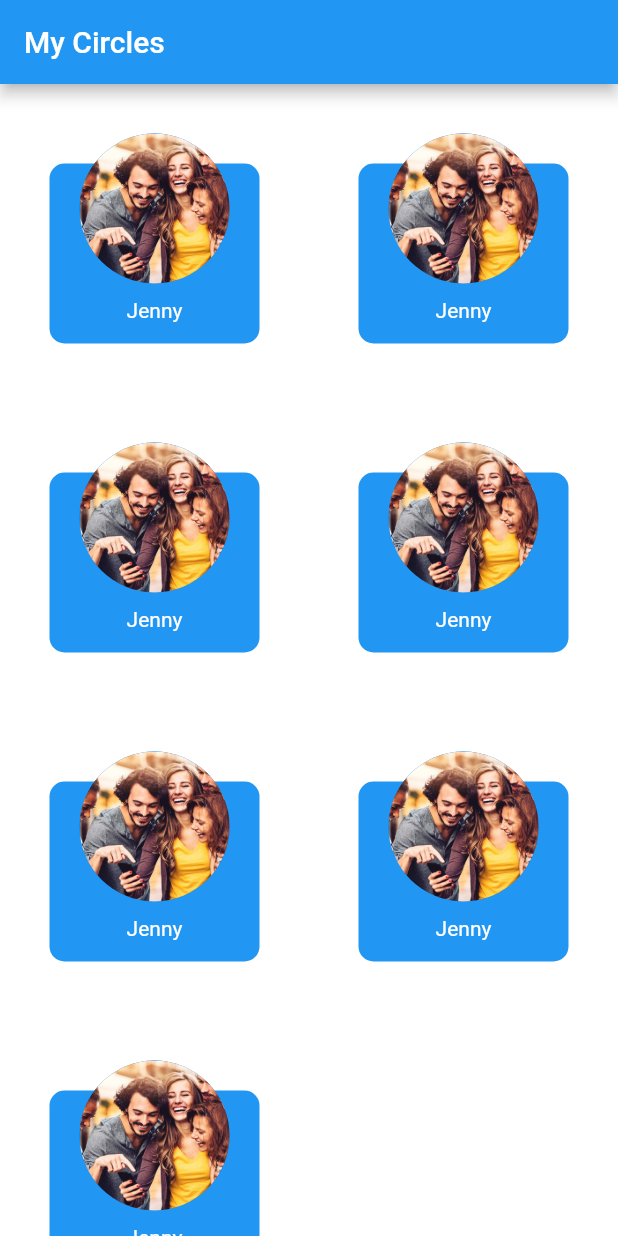
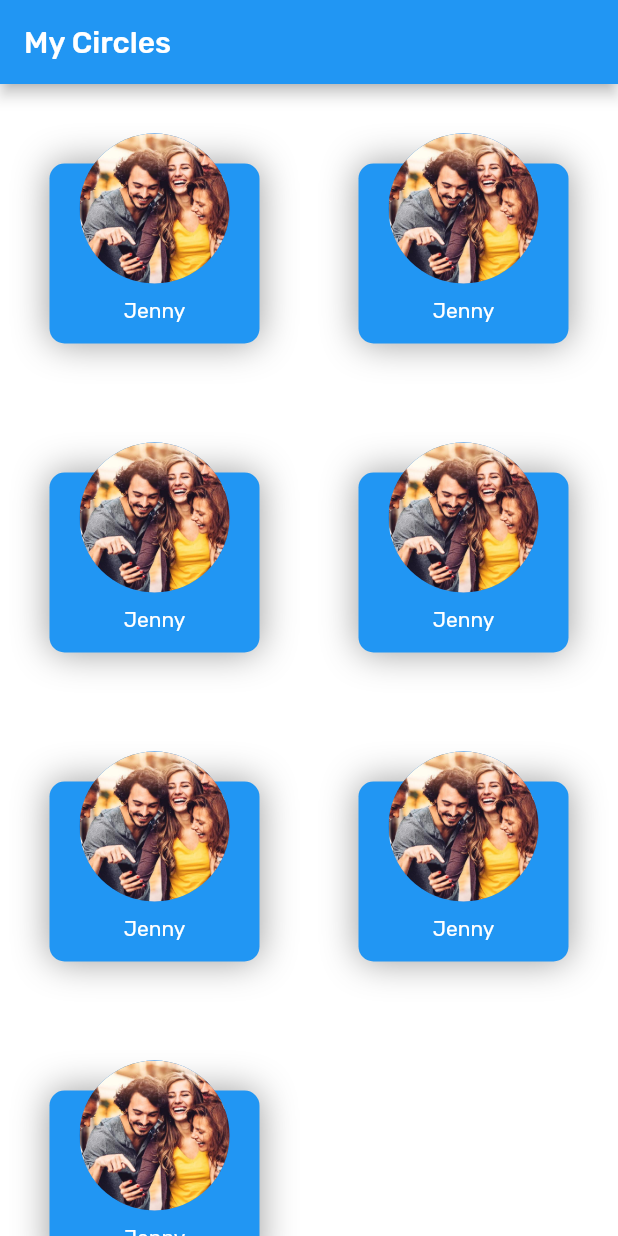
Before and after one commit to nonstopio/ns_flutterhack19, a Flutter app: the screen it shows after launch, on a phone screen of 412 x 824 dp. Run offline on Flutter 3.47's test engine with Material 2 defaults, Android fonts, the phone set to English and light mode, and no system bars; our stand-ins replace connectivity, dio, firebase_analytics, firebase_auth, firebase_messaging, flutter_screenutil and 3 more; accounts and stored records are empty.

Commit message:
added fonts

```diff
--- a/lib/components/circle_card.dart
+++ b/lib/components/circle_card.dart
@@ -23,9 +23,16 @@ class _CircleCardState extends State<CircleCard> {
               new Positioned(
                 child: new Container(
                   decoration: new BoxDecoration(
-                    borderRadius:
-                        new BorderRadius.all(new Radius.circular(10.0)),
+                    borderRadius: new BorderRadius.all(
+                      new Radius.circular(10.0),
+                    ),
                     color: Theme.of(context).accentColor,
+                    boxShadow: [
+                      BoxShadow(
+                        blurRadius: 20.0,
+                        color: Colors.black38,
+                      )
+                    ],
                   ),
                   constraints: new BoxConstraints(
                     minHeight: circleCardHeight,
--- a/lib/main.dart
+++ b/lib/main.dart
@@ -12,6 +12,7 @@ class MyApp extends StatelessWidget {
       title: 'NonstopIO',
       theme: ThemeData(
         primarySwatch: Colors.blue,
+        fontFamily: 'Rubik',
       ),
       // home: SplashScreen(),
       home: MyCirclesScreen(),
```
Also changed, not shown: pubspec.yaml (+46 -18 lines), fonts/Rubik-Black.ttf (added), fonts/Rubik-BlackItalic.ttf (added), fonts/Rubik-Bold.ttf (added), fonts/Rubik-BoldItalic.ttf (added), fonts/Rubik-Italic.ttf (added), fonts/Rubik-Light.ttf (added), fonts/Rubik-LightItalic.ttf (added), fonts/Rubik-Medium.ttf (added), fonts/Rubik-MediumItalic.ttf (added), fonts/Rubik-Regular.ttf (added).
